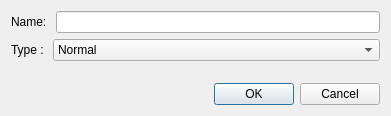
First picture: the form in Dialogs/addactordialog.ui, repository Epsilon-K/QGameEditor, before the edit.
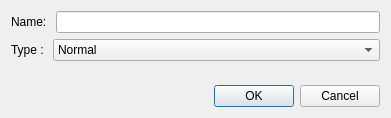
Second picture: the form after the edit.

What changed in the file:
```diff
--- a/Dialogs/addactordialog.ui
+++ b/Dialogs/addactordialog.ui
@@ -7,7 +7,7 @@
     <x>0</x>
     <y>0</y>
     <width>391</width>
-    <height>116</height>
+    <height>118</height>
    </rect>
   </property>
   <property name="windowTitle">
@@ -87,14 +87,35 @@
     </spacer>
    </item>
    <item>
-    <widget class="QDialogButtonBox" name="buttonBox">
-     <property name="orientation">
-      <enum>Qt::Horizontal</enum>
-     </property>
-     <property name="standardButtons">
-      <set>QDialogButtonBox::Cancel|QDialogButtonBox::Ok</set>
-     </property>
-    </widget>
+    <layout class="QHBoxLayout" name="horizontalLayout_3">
+     <item>
+      <spacer name="horizontalSpacer">
+       <property name="orientation">
+        <enum>Qt::Horizontal</enum>
+       </property>
+       <property name="sizeHint" stdset="0">
+        <size>
+         <width>40</width>
+         <height>20</height>
+        </size>
+       </property>
+      </spacer>
+     </item>
+     <item>
+      <widget class="QPushButton" name="okBtn">
+       <property name="text">
+        <string>OK</string>
+       </property>
+      </widget>
+     </item>
+     <item>
+      <widget class="QPushButton" name="cancelBtn">
+       <property name="text">
+        <string>Cancel</string>
+       </property>
+      </widget>
+     </item>
+    </layout>
    </item>
   </layout>
  </widget>
```
Left out of the diff: 35 changed lines with no effect on the pictures.
